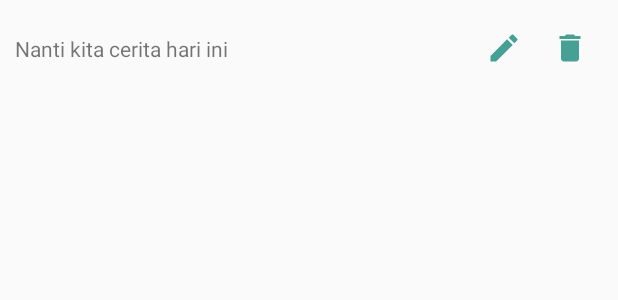
After one commit to ardhiharry/pemrograman-bergerak-goput, an Android app: the layout adapter_order.xml on its own in the app's theme, with its tools: preview values and no code run, on a phone screen of 412 x 824 dp. The commit adds this screen. Shown: the top 300 px of the screen. Run offline under Robolectric (Android 15) with nearby library versions, the phone set to English and light mode, and no system bars.

Commit message:
menambahkan tampilan(read) list order

```diff
--- a/app/src/main/java/com/ardhiharry/goput/AyamKremesActivity.kt
+++ b/app/src/main/java/com/ardhiharry/goput/AyamKremesActivity.kt
@@ -28,7 +28,7 @@ class AyamKremesActivity : AppCompatActivity() {
         btnAyamKremesOrder.setOnClickListener {
             CoroutineScope(Dispatchers.IO).launch {
                 db.foodDao().addFood(
-                    Food(0, "Ayam Kremes")
+                    Food(0, textFood.text.toString())
                 )
                 db.orderDao().addOrder(
                     Order(0, textUser.text.toString(), textFood.text.toString(), "")
--- /dev/null
+++ b/app/src/main/res/drawable/ic_delete.xml
@@ -0,0 +1,5 @@
+<vector android:height="24dp" android:tint="#46A094"
+    android:viewportHeight="24" android:viewportWidth="24"
+    android:width="24dp" xmlns:android="http://schemas.android.com/apk/res/android">
+    <path android:fillColor="@android:color/white" android:pathData="M6,19c0,1.1 0.9,2 2,2h8c1.1,0 2,-0.9 2,-2V7H6v12zM19,4h-3.5l-1,-1h-5l-1,1H5v2h14V4z"/>
+</vector>
--- /dev/null
+++ b/app/src/main/res/drawable/ic_edit.xml
@@ -0,0 +1,5 @@
+<vector android:height="24dp" android:tint="#46A094"
+    android:viewportHeight="24" android:viewportWidth="24"
+    android:width="24dp" xmlns:android="http://schemas.android.com/apk/res/android">
+    <path android:fillColor="@android:color/white" android:pathData="M3,17.25V21h3.75L17.81,9.94l-3.75,-3.75L3,17.25zM20.71,7.04c0.39,-0.39 0.39,-1.02 0,-1.41l-2.34,-2.34c-0.39,-0.39 -1.02,-0.39 -1.41,0l-1.83,1.83 3.75,3.75 1.83,-1.83z"/>
+</vector>
--- a/app/src/main/res/layout/activity_main.xml
+++ b/app/src/main/res/layout/activity_main.xml
@@ -17,7 +17,7 @@
         android:src="@drawable/logo_goput" />
 
     <Button
-        android:id="@+id/btnCustomer"
+        android:id="@+id/btnListOrder"
         android:layout_width="wrap_content"
         android:layout_height="wrap_content"
         android:layout_below="@+id/img1"
@@ -25,7 +25,7 @@
         android:layout_marginTop="50dp"
         android:width="200dp"
         android:background="@drawable/button_shape"
-        android:text="List Customer"
+        android:text="List order"
         android:textColor="@color/white"
         android:textSize="15dp" />
 
@@ -33,7 +33,7 @@
         android:id="@+id/btnMenu"
         android:layout_width="wrap_content"
         android:layout_height="wrap_content"
-        android:layout_below="@+id/btnCustomer"
+        android:layout_below="@+id/btnListOrder"
         android:layout_centerHorizontal="true"
         android:layout_marginTop="15dp"
         android:width="200dp"
--- /dev/null
+++ b/app/src/main/res/layout/adapter_order.xml
@@ -0,0 +1,38 @@
+<?xml version="1.0" encoding="utf-8"?>
+<androidx.constraintlayout.widget.ConstraintLayout xmlns:android="http://schemas.android.com/apk/res/android"
+    android:layout_width="match_parent"
+    android:layout_height="wrap_content"
+    xmlns:app="http://schemas.android.com/apk/res-auto"
+    xmlns:tools="http://schemas.android.com/tools"
+    android:padding="10dp">
+
+    <TextView
+        android:id="@+id/textOrder"
+        android:layout_width="0dp"
+        android:layout_height="wrap_content"
+        tools:text="Nanti kita cerita hari ini"
+        app:layout_constraintTop_toTopOf="parent"
+        app:layout_constraintBottom_toBottomOf="parent"
+        app:layout_constraintStart_toStartOf="parent"
+        app:layout_constraintEnd_toStartOf="@+id/icon_edit"
+        />
+    <ImageView
+        android:id="@+id/icon_edit"
+        android:layout_width="wrap_content"
+        android:layout_height="wrap_content"
+        android:src="@drawable/ic_edit"
+        android:padding="10dp"
+        app:layout_constraintTop_toTopOf="parent"
+        app:layout_constraintEnd_toStartOf="@+id/icon_delete"
+        />
+    <ImageView
+        android:id="@+id/icon_delete"
+        android:layout_width="wrap_content"
+        android:layout_height="wrap_content"
+        android:src="@drawable/ic_delete"
+        android:padding="10dp"
+        app:layout_constraintTop_toTopOf="parent"
+        app:layout_constraintEnd_toEndOf="parent"
+        />
+
+</androidx.constraintlayout.widget.ConstraintLayout>
```
Also changed, not shown: app/src/main/java/com/ardhiharry/goput/MainActivity.kt (+10 -7 lines), app/src/main/java/com/ardhiharry/goput/OrderActivity.kt (+33 -0 lines), app/src/main/java/com/ardhiharry/goput/adapter/OrderAdapter.kt (added, +34 -0 lines), app/src/main/res/layout/activity_order.xml (+10 -32 lines).
